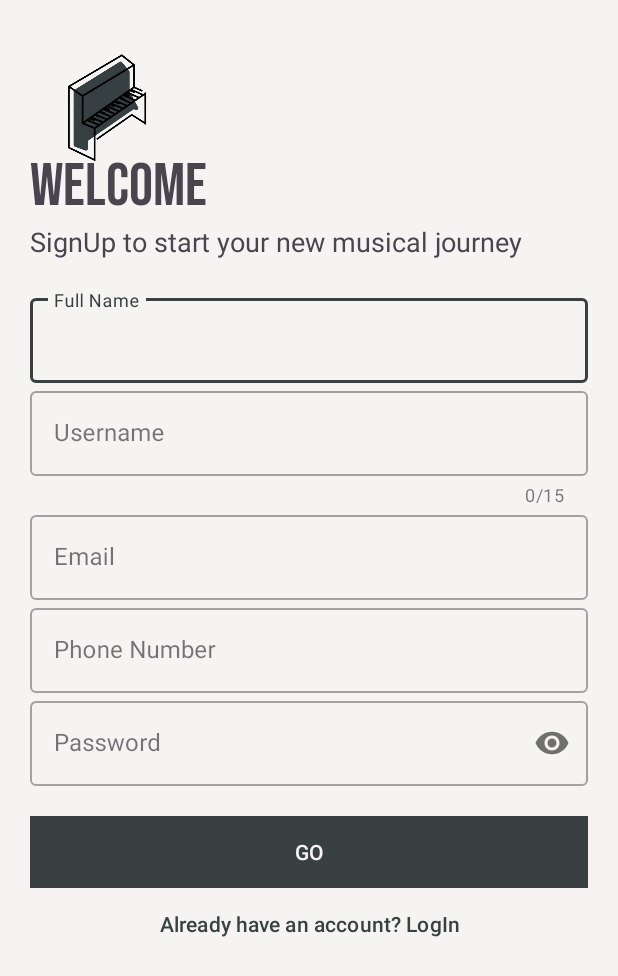
After one commit to CecilioN7/Motif, an Android app: the SignUp screen opened directly, with no data from a screen before it, on a phone screen of 412 x 824 dp. The commit adds this screen. Shown: the top 976 px of the screen. Run offline under Robolectric (Android 15) with nearby library versions, the phone set to English and light mode, and no system bars; Roboto replaces fonts that are not available here.

Commit message:
SignUp page

```diff
--- a/app/src/main/AndroidManifest.xml
+++ b/app/src/main/AndroidManifest.xml
@@ -12,6 +12,9 @@
         android:supportsRtl="true"
         android:theme="@style/Theme.Motif"
         tools:targetApi="31">
+        <activity
+            android:name=".SignUp"
+            android:exported="false" />
         <activity
             android:name=".Login"
             android:exported="false" />
--- a/app/src/main/java/com/example/motif/Login.java
+++ b/app/src/main/java/com/example/motif/Login.java
@@ -2,15 +2,30 @@ package com.example.motif;
 
 import androidx.appcompat.app.AppCompatActivity;
 
+import android.content.Intent;
 import android.os.Bundle;
+import android.view.View;
 import android.view.WindowManager;
+import android.widget.Button;
 
 public class Login extends AppCompatActivity {
+
+    Button callSignUp;
 
     @Override
     protected void onCreate(Bundle savedInstanceState) {
         super.onCreate(savedInstanceState);
         getWindow().setFlags(WindowManager.LayoutParams.FLAG_FULLSCREEN,WindowManager.LayoutParams.FLAG_FULLSCREEN);
         setContentView(R.layout.activity_login);
+
+        callSignUp = findViewById(R.id.signup_screen);
+
+        callSignUp.setOnClickListener(new View.OnClickListener() {
+            @Override
+            public void onClick(View view) {
+                Intent intent = new Intent(Login.this,SignUp.class);
+                startActivity(intent);
+            }
+        });
     }
 }
--- /dev/null
+++ b/app/src/main/java/com/example/motif/SignUp.java
@@ -0,0 +1,14 @@
+package com.example.motif;
+
+import androidx.appcompat.app.AppCompatActivity;
+
+import android.os.Bundle;
+
+public class SignUp extends AppCompatActivity {
+
+    @Override
+    protected void onCreate(Bundle savedInstanceState) {
+        super.onCreate(savedInstanceState);
+        setContentView(R.layout.activity_sign_up);
+    }
+}
--- a/app/src/main/res/layout/activity_login.xml
+++ b/app/src/main/res/layout/activity_login.xml
@@ -87,6 +87,7 @@
             android:layout_marginBottom="5dp"/>
 
         <Button
+            android:id="@+id/signup_screen"
             android:layout_width="match_parent"
             android:layout_height="wrap_content"
             android:layout_gravity="right"
--- /dev/null
+++ b/app/src/main/res/layout/activity_sign_up.xml
@@ -0,0 +1,122 @@
+<?xml version="1.0" encoding="utf-8"?>
+<LinearLayout xmlns:android="http://schemas.android.com/apk/res/android"
+    xmlns:app="http://schemas.android.com/apk/res-auto"
+    xmlns:tools="http://schemas.android.com/tools"
+    android:layout_width="match_parent"
+    android:layout_height="match_parent"
+    tools:context=".SignUp"
+    android:orientation="vertical"
+    android:background="@color/desert_storm"
+    android:padding="20dp">
+
+    <ImageView
+        android:layout_width="100dp"
+        android:layout_height="100dp"
+        android:src="@drawable/motif_logo_dark"/>
+
+    <TextView
+        android:layout_width="wrap_content"
+        android:layout_height="wrap_content"
+        android:text="Welcome"
+        android:textSize="40sp"
+        android:fontFamily="@font/bebas_neue"
+        android:layout_marginTop="-20dp"/>
+
+    <TextView
+        android:layout_width="wrap_content"
+        android:layout_height="wrap_content"
+        android:text="SignUp to start your new musical journey"
+        android:textSize="18sp"/>
+
+    <LinearLayout
+        android:layout_width="match_parent"
+        android:layout_height="wrap_content"
+        android:orientation="vertical"
+        android:layout_marginTop="20dp"
+        android:layout_marginBottom="20dp">
+
+        <com.google.android.material.textfield.TextInputLayout
+            android:id="@+id/name"
+            android:layout_width="match_parent"
+            android:layout_height="wrap_content"
+            android:hint="Full Name"
+            style="@style/Widget.MaterialComponents.TextInputLayout.OutlinedBox">
+
+            <com.google.android.material.textfield.TextInputEditText
+                android:layout_width="match_parent"
+                android:layout_height="wrap_content"
+                android:inputType="text"/>
+        </com.google.android.material.textfield.TextInputLayout>
+
+        <com.google.android.material.textfield.TextInputLayout
+            android:id="@+id/username"
+            android:layout_width="match_parent"
+            android:layout_height="wrap_content"
+            android:hint="Username"
+            app:counterEnabled="true"
+            app:counterMaxLength="15"
+            style="@style/Widget.MaterialComponents.TextInputLayout.OutlinedBox">
+
+            <com.google.android.material.textfield.TextInputEditText
+                android:layout_width="match_parent"
+                android:layout_height="wrap_content"
+                android:inputType="text"/>
+        </com.google.android.material.textfield.TextInputLayout>
+
+        <com.google.android.material.textfield.TextInputLayout
+            android:id="@+id/email"
+            android:layout_width="match_parent"
+            android:layout_height="wrap_content"
+            android:hint="Email"
+            style="@style/Widget.MaterialComponents.TextInputLayout.OutlinedBox">
+
+            <com.google.android.material.textfield.TextInputEditText
+                android:layout_width="match_parent"
+                android:layout_height="wrap_content"
+                android:inputType="textEmailAddress"/>
+        </com.google.android.material.textfield.TextInputLayout>
+
+
+        <com.google.android.material.textfield.TextInputLayout
+            android:id="@+id/phoneNo"
+            android:layout_width="match_parent"
+            android:layout_height="wrap_content"
+            android:hint="Phone Number"
+            style="@style/Widget.MaterialComponents.TextInputLayout.OutlinedBox">
+
+            <com.google.android.material.textfield.TextInputEditText
+                android:layout_width="match_parent"
+                android:layout_height="wrap_content"
+                android:inputType="number"/>
+        </com.google.android.material.textfield.TextInputLayout>
+
+        <com.google.android.material.textfield.TextInputLayout
+            android:id="@+id/password"
+            android:layout_width="match_parent"
+            android:layout_height="wrap_content"
+            android:hint="Password"
+            app:passwordToggleEnabled="true"
+            style="@style/Widget.MaterialComponents.TextInputLayout.OutlinedBox">
+
+            <com.google.android.material.textfield.TextInputEditText
+                android:layout_width="match_parent"
+                android:layout_height="wrap_content"
+                android:inputType="textPassword"/>
+        </com.google.android.material.textfield.TextInputLayout>
+
+    </LinearLayout>
+
+    <Button
+        android:layout_width="match_parent"
+        android:layout_height="wrap_content"
+        android:text="GO"
+        android:background="@color/cape_cod"
+        android:textColor="@color/desert_storm"/>
+    <Button
+        android:layout_width="match_parent"
+        android:layout_height="wrap_content"
+        android:text="Already have an account? LogIn"
+        android:background="#00000000"
+        android:textColor="@color/cape_cod"/>
+
+</LinearLayout>
```
